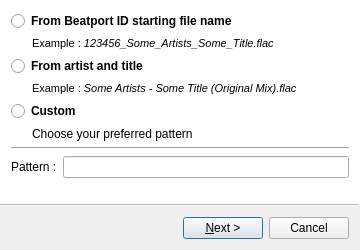
Old version of the form src/wizards/searchwizard.ui in the repository alorence/tym.
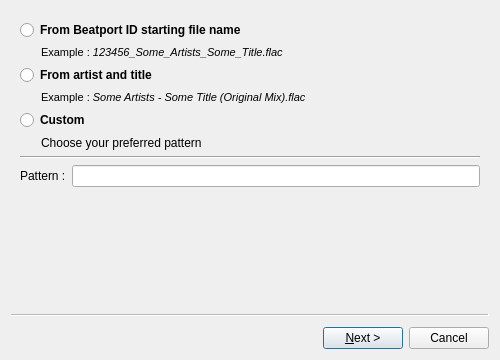
New version of the form. Custom widgets are drawn as their Qt base class.

Commit message: (wizards) Fix some wizards parameters

Diff of the .ui file:
```diff
--- a/src/wizards/searchwizard.ui
+++ b/src/wizards/searchwizard.ui
@@ -2,25 +2,8 @@
 <ui version="4.0">
  <class>SearchWizard</class>
  <widget class="QWizard" name="SearchWizard">
-  <property name="geometry">
-   <rect>
-    <x>0</x>
-    <y>0</y>
-    <width>360</width>
-    <height>250</height>
-   </rect>
-  </property>
-  <property name="maximumSize">
-   <size>
-    <width>500</width>
-    <height>400</height>
-   </size>
-  </property>
-  <property name="wizardStyle">
-   <enum>QWizard::ModernStyle</enum>
-  </property>
   <property name="options">
-   <set>QWizard::HelpButtonOnRight|QWizard::IgnoreSubTitles|QWizard::NoBackButtonOnStartPage</set>
+   <set>QWizard::HelpButtonOnRight|QWizard::NoBackButtonOnLastPage|QWizard::NoBackButtonOnStartPage</set>
   </property>
   <widget class="QWizardPage" name="searchTypePage">
    <property name="styleSheet">
```
The commit also changes 1 other file.
